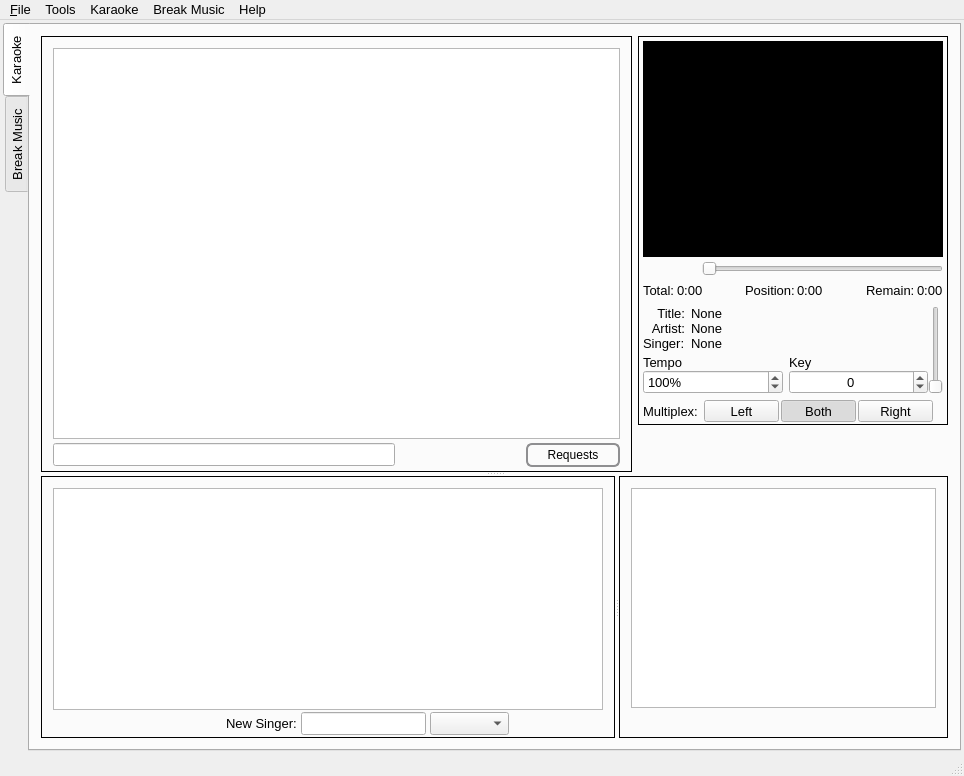
First picture: the form in OpenKJ/mainwindow.ui, repository OpenKJ/OpenKJ, before the edit.
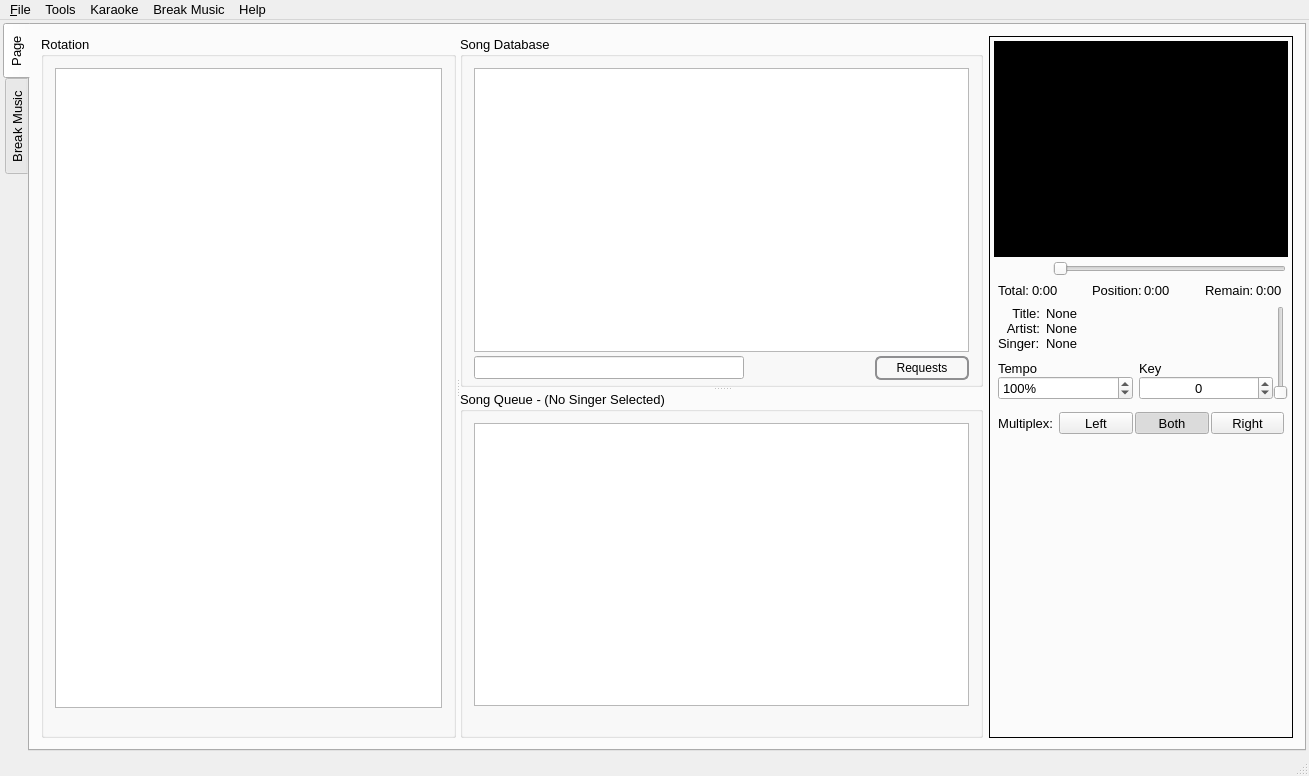
Second picture: the form after the edit. Icons and pictures are not drawn. Custom widgets are drawn as their Qt base class.

Commit message: New UI layout & Fix current singer text color on dark theme

```diff
--- a/OpenKJ/mainwindow.ui
+++ b/OpenKJ/mainwindow.ui
@@ -6,7 +6,7 @@
    <rect>
     <x>0</x>
     <y>0</y>
-    <width>964</width>
+    <width>1309</width>
     <height>776</height>
    </rect>
   </property>
@@ -29,7 +29,7 @@
     <normaloff>:/icons/Icons/okicon.svg</normaloff>:/icons/Icons/okicon.svg</iconset>
   </property>
   <widget class="QWidget" name="centralWidget">
-   <layout class="QVBoxLayout" name="verticalLayout_2">
+   <layout class="QHBoxLayout" name="horizontalLayout_23">
     <property name="leftMargin">
      <number>3</number>
     </property>
@@ -58,10 +58,188 @@
       </property>
       <widget class="QWidget" name="tabKaraoke">
        <attribute name="title">
-        <string>Karaoke</string>
+        <string>Page</string>
        </attribute>
-       <layout class="QVBoxLayout" name="verticalLayout_21">
+       <layout class="QHBoxLayout" name="horizontalLayout_24">
         <item>
+         <widget class="QSplitter" name="splitter_3">
+          <property name="sizePolicy">
+           <sizepolicy hsizetype="Expanding" vsizetype="Preferred">
+            <horstretch>0</horstretch>
+            <verstretch>0</verstretch>
+           </sizepolicy>
+          </property>
+          <property name="orientation">
+           <enum>Qt::Horizontal</enum>
+          </property>
+          <widget class="QGroupBox" name="rotgroupBox_2">
+           <property name="sizePolicy">
+            <sizepolicy hsizetype="Preferred" vsizetype="Expanding">
+             <horstretch>0</horstretch>
+             <verstretch>0</verstretch>
+            </sizepolicy>
+           </property>
+           <property name="title">
+            <string>Rotation</string>
+           </property>
+           <layout class="QVBoxLayout" name="verticalLayout_19">
+            <property name="spacing">
+             <number>2</number>
+            </property>
+            <property name="bottomMargin">
+             <number>2</number>
+            </property>
+            <item>
+             <layout class="QHBoxLayout" name="horizontalLayout_19"/>
+            </item>
+            <item>
+             <widget class="QTableView" name="tableViewRotation">
+              <property name="contextMenuPolicy">
+               <enum>Qt::CustomContextMenu</enum>
+              </property>
+              <property name="editTriggers">
+               <set>QAbstractItemView::NoEditTriggers</set>
+              </property>
+              <property name="dragEnabled">
+               <bool>true</bool>
+              </property>
+              <property name="dragDropOverwriteMode">
+               <bool>false</bool>
+              </property>
+              <property name="dragDropMode">
+               <enum>QAbstractItemView::DragDrop</enum>
+              </property>
+              <property name="defaultDropAction">
+               <enum>Qt::MoveAction</enum>
+              </property>
+              <property name="alternatingRowColors">
+               <bool>true</bool>
+              </property>
+              <property name="selectionMode">
+               <enum>QAbstractItemView::SingleSelection</enum>
+              </property>
+              <property name="selectionBehavior">
+               <enum>QAbstractItemView::SelectRows</enum>
+              </property>
+              <attribute name="horizontalHeaderCascadingSectionResizes">
+               <bool>true</bool>
+              </attribute>
+              <attribute name="horizontalHeaderShowSortIndicator" stdset="0">
+               <bool>false</bool>
+              </attribute>
+              <attribute name="horizontalHeaderStretchLastSection">
+               <bool>true</bool>
+              </attribute>
+              <attribute name="verticalHeaderVisible">
+               <bool>false</bool>
+              </attribute>
+             </widget>
+            </item>
+            <item>
+             <widget class="QFrame" name="frame_9">
+              <property name="frameShape">
+               <enum>QFrame::NoFrame</enum>
+              </property>
+              <property name="frameShadow">
+               <enum>QFrame::Raised</enum>
+              </property>
+              <layout class="QHBoxLayout" name="horizontalLayout_21">
+               <property name="spacing">
+                <number>4</number>
+               </property>
+               <property name="leftMargin">
+                <number>0</number>
+               </property>
+               <property name="topMargin">
+                <number>0</number>
+               </property>
+               <property name="rightMargin">
+                <number>0</number>
+               </property>
+               <property name="bottomMargin">
+                <number>0</number>
+               </property>
+               <item>
+                <widget class="QPushButton" name="buttonClearRotation">
+                 <property name="focusPolicy">
+                  <enum>Qt::NoFocus</enum>
+                 </property>
+                 <property name="text">
+                  <string/>
+                 </property>
+                 <property name="icon">
+                  <iconset resource="resources.qrc">
+                   <normaloff>:/icons/Icons/edit-clear.png</normaloff>:/icons/Icons/edit-clear.png</iconset>
+                 </property>
+                 <property name="iconSize">
+                  <size>
+                   <width>22</width>
+                   <height>22</height>
+                  </size>
+                 </property>
+                 <property name="flat">
+                  <bool>true</bool>
+                 </property>
+                </widget>
+               </item>
+               <item>
+                <spacer name="horizontalSpacer_9">
+                 <property name="orientation">
+                  <enum>Qt::Horizontal</enum>
+                 </property>
+                 <property name="sizeHint" stdset="0">
+                  <size>
+                   <width>40</width>
+                   <height>20</height>
+                  </size>
+                 </property>
+                </spacer>
+               </item>
+               <item>
+                <widget class="QPushButton" name="buttonAddSinger">
+                 <property name="text">
+                  <string/>
+                 </property>
+                 <property name="icon">
+                  <iconset resource="resources.qrc">
+                   <normaloff>:/icons/Icons/list-add-user.png</normaloff>:/icons/Icons/list-add-user.png</iconset>
+                 </property>
+                 <property name="iconSize">
+                  <size>
+                   <width>22</width>
+                   <height>22</height>
+                  </size>
+                 </property>
+                 <property name="flat">
+                  <bool>true</bool>
+                 </property>
+                </widget>
+               </item>
+               <item>
+                <widget class="QPushButton" name="buttonRegulars">
+                 <property name="text">
+                  <string/>
+                 </property>
+                 <property name="icon">
+                  <iconset resource="resources.qrc">
+                   <normaloff>:/icons/Icons/emblem-favorite.png</normaloff>:/icons/Icons/emblem-favorite.png</iconset>
+                 </property>
+                 <property name="iconSize">
+                  <size>
+                   <width>22</width>
+                   <height>22</height>
+                  </size>
+                 </property>
+                 <property name="flat">
+                  <bool>true</bool>
+                 </property>
+                </widget>
+               </item>
+              </layout>
+             </widget>
+            </item>
+           </layout>
+          </widget>
          <widget class="QSplitter" name="splitter">
           <property name="orientation">
            <enum>Qt::Vertical</enum>
@@ -96,15 +274,15 @@
              <number>0</number>
             </property>
             <item>
-             <widget class="QFrame" name="dbframe_2">
+              <widget class="QGroupBox" name="dbgroupBox_2">
               <property name="sizePolicy">
                <sizepolicy hsizetype="Expanding" vsizetype="Preferred">
                 <horstretch>0</horstretch>
                 <verstretch>0</verstretch>
                </sizepolicy>
               </property>
-              <property name="frameShape">
-               <enum>QFrame::Box</enum>
+               <property name="title">
+                <string>Song Database</string>
               </property>
               <layout class="QVBoxLayout" name="verticalLayout_12">
                <property name="spacing">
@@ -241,61 +419,175 @@
               </layout>
              </widget>
             </item>
+            </layout>
+           </widget>
+           <widget class="QFrame" name="frame_8">
+            <property name="frameShape">
+             <enum>QFrame::NoFrame</enum>
+            </property>
+            <property name="frameShadow">
+             <enum>QFrame::Plain</enum>
+            </property>
+            <layout class="QGridLayout" name="gridLayout_3">
+             <property name="leftMargin">
+              <number>0</number>
+             </property>
+             <property name="topMargin">
+              <number>0</number>
+             </property>
+             <property name="rightMargin">
+              <number>0</number>
+             </property>
+             <property name="bottomMargin">
+              <number>0</number>
+             </property>
+             <item row="0" column="0">
+              <widget class="QSplitter" name="splitter_2">
+               <property name="orientation">
+                <enum>Qt::Horizontal</enum>
+               </property>
+               <widget class="QGroupBox" name="gbxQueue">
+                <property name="title">
+                 <string>Song Queue - (No Singer Selected)</string>
+                </property>
+                <layout class="QVBoxLayout" name="verticalLayout_20">
+                 <property name="spacing">
+                  <number>2</number>
+                 </property>
+                 <property name="bottomMargin">
+                  <number>4</number>
+                 </property>
             <item>
-             <widget class="QFrame" name="frame_7">
+                  <widget class="QTableView" name="tableViewQueue">
+                   <property name="contextMenuPolicy">
+                    <enum>Qt::CustomContextMenu</enum>
+                   </property>
+                   <property name="midLineWidth">
+                    <number>0</number>
+                   </property>
+                   <property name="editTriggers">
+                    <set>QAbstractItemView::NoEditTriggers</set>
+                   </property>
+                   <property name="dragEnabled">
+                    <bool>true</bool>
+                   </property>
+                   <property name="dragDropMode">
+                    <enum>QAbstractItemView::DragDrop</enum>
+                   </property>
+                   <property name="defaultDropAction">
+                    <enum>Qt::MoveAction</enum>
+                   </property>
+                   <property name="alternatingRowColors">
+                    <bool>true</bool>
+                   </property>
+                   <property name="selectionMode">
+                    <enum>QAbstractItemView::ExtendedSelection</enum>
+                   </property>
+                   <property name="selectionBehavior">
+                    <enum>QAbstractItemView::SelectRows</enum>
+                   </property>
+                   <property name="sortingEnabled">
+                    <bool>true</bool>
+                   </property>
+                   <attribute name="horizontalHeaderCascadingSectionResizes">
+                    <bool>true</bool>
+                   </attribute>
+                   <attribute name="horizontalHeaderHighlightSections">
+                    <bool>true</bool>
+                   </attribute>
+                   <attribute name="horizontalHeaderShowSortIndicator" stdset="0">
+                    <bool>false</bool>
+                   </attribute>
+                   <attribute name="horizontalHeaderStretchLastSection">
+                    <bool>true</bool>
+                   </attribute>
+                   <attribute name="verticalHeaderVisible">
+                    <bool>false</bool>
+                   </attribute>
+                  </widget>
+                 </item>
+                 <item>
+                  <widget class="QFrame" name="frame_10">
+                   <property name="frameShape">
+                    <enum>QFrame::NoFrame</enum>
+                   </property>
+                   <property name="frameShadow">
+                    <enum>QFrame::Raised</enum>
+                   </property>
+                   <layout class="QHBoxLayout" name="horizontalLayout_22">
+                    <property name="leftMargin">
+                     <number>0</number>
+                    </property>
+                    <property name="topMargin">
+                     <number>0</number>
+                    </property>
+                    <property name="rightMargin">
+                     <number>0</number>
+                    </property>
+                    <property name="bottomMargin">
+                     <number>0</number>
+                    </property>
+                    <item>
+                     <widget class="QPushButton" name="buttonClearQueue">
+                      <property name="focusPolicy">
+                       <enum>Qt::NoFocus</enum>
+                      </property>
+                      <property name="text">
+                       <string/>
+                      </property>
+                      <property name="icon">
+                       <iconset resource="resources.qrc">
+                        <normaloff>:/icons/Icons/edit-clear.png</normaloff>:/icons/Icons/edit-clear.png</iconset>
+                      </property>
+                      <property name="iconSize">
+                       <size>
+                        <width>22</width>
+                        <height>22</height>
+                       </size>
+                      </property>
+                      <property name="flat">
+                       <bool>true</bool>
+                      </property>
+                     </widget>
+                    </item>
+                    <item>
+                     <spacer name="horizontalSpacer_10">
+                      <property name="orientation">
+                       <enum>Qt::Horizontal</enum>
+                      </property>
+                      <property name="sizeHint" stdset="0">
+                       <size>
+                        <width>40</width>
+                        <height>20</height>
+                       </size>
+                      </property>
+                     </spacer>
+                    </item>
+                   </layout>
+                  </widget>
+                 </item>
+                </layout>
+               </widget>
+              </widget>
+             </item>
+            </layout>
+           </widget>
+          </widget>
+         </widget>
+        </item>
+        <item>
+         <widget class="QFrame" name="mediaFrame">
               <property name="sizePolicy">
-               <sizepolicy hsizetype="Fixed" vsizetype="Minimum">
+           <sizepolicy hsizetype="Fixed" vsizetype="Expanding">
                 <horstretch>0</horstretch>
                 <verstretch>0</verstretch>
                </sizepolicy>
               </property>
-              <property name="minimumSize">
-               <size>
-                <width>310</width>
-                <height>0</height>
-               </size>
-              </property>
               <property name="maximumSize">
                <size>
-                <width>305</width>
+            <width>304</width>
                 <height>16777215</height>
                </size>
-              </property>
-              <property name="baseSize">
-               <size>
-                <width>305</width>
-                <height>0</height>
-               </size>
-              </property>
-              <property name="frameShape">
-               <enum>QFrame::NoFrame</enum>
-              </property>
-              <property name="frameShadow">
-               <enum>QFrame::Raised</enum>
-              </property>
-              <layout class="QVBoxLayout" name="verticalLayout_13">
-               <property name="spacing">
-                <number>0</number>
-               </property>
-               <property name="leftMargin">
-                <number>0</number>
-               </property>
-               <property name="topMargin">
-                <number>0</number>
-               </property>
-               <property name="rightMargin">
-                <number>0</number>
-               </property>
-               <property name="bottomMargin">
-                <number>0</number>
-               </property>
-               <item>
-                <widget class="QFrame" name="mediaFrame_2">
-                 <property name="sizePolicy">
-                  <sizepolicy hsizetype="Minimum" vsizetype="Minimum">
-                   <horstretch>0</horstretch>
-                   <verstretch>0</verstretch>
-                  </sizepolicy>
                  </property>
                  <property name="frameShape">
                   <enum>QFrame::Box</enum>
@@ -347,7 +639,7 @@
                       <number>0</number>
                      </property>
                      <property name="rightMargin">
-                      <number>0</number>
+               <number>2</number>
                      </property>
                      <property name="bottomMargin">
                       <number>0</number>
@@ -366,10 +658,10 @@
                          <height>216</height>
                         </size>
                        </property>
-                       <property name="maximumSize">
+                <property name="baseSize">
                         <size>
                          <width>300</width>
-                         <height>216</height>
+                  <height>168</height>
                         </size>
                        </property>
                        <property name="palette">
@@ -1038,11 +1330,14 @@
                      </item>
                      <item>
                       <layout class="QHBoxLayout" name="horizontalLayout_15">
+                <property name="leftMargin">
+                 <number>4</number>
+                </property>
                        <property name="topMargin">
                         <number>0</number>
                        </property>
                        <property name="rightMargin">
-                        <number>0</number>
+                 <number>4</number>
                        </property>
                        <item>
                         <layout class="QHBoxLayout" name="horizontalLayout_16">
@@ -1203,6 +1498,9 @@
                     <property name="spacing">
                      <number>0</number>
                     </property>
+             <property name="leftMargin">
+              <number>4</number>
+             </property>
                     <property name="topMargin">
                      <number>0</number>
                     </property>
@@ -1341,6 +1639,9 @@
                         </item>
                         <item>
                          <layout class="QGridLayout" name="gridLayout_2">
+                   <property name="topMargin">
+                    <number>6</number>
+                   </property>
                           <property name="rightMargin">
                            <number>0</number>
                           </property>
@@ -1452,17 +1753,29 @@
                   </item>
                   <item>
                    <layout class="QHBoxLayout" name="horizontalLayout">
+             <property name="leftMargin">
+              <number>4</number>
+             </property>
                     <property name="topMargin">
-                     <number>0</number>
+              <number>6</number>
                     </property>
                     <property name="rightMargin">
-                     <number>10</number>
+              <number>4</number>
                     </property>
                     <item>
                      <widget class="QLabel" name="label_4">
+               <property name="sizePolicy">
+                <sizepolicy hsizetype="Expanding" vsizetype="Preferred">
+                 <horstretch>0</horstretch>
+                 <verstretch>0</verstretch>
+                </sizepolicy>
+               </property>
                       <property name="text">
                        <string>Multiplex:</string>
                       </property>
+               <property name="alignment">
+                <set>Qt::AlignRight|Qt::AlignTrailing|Qt::AlignVCenter</set>
+               </property>
                      </widget>
                     </item>
                     <item>
@@ -1535,374 +1848,22 @@
                       </item>
                      </layout>
                     </item>
-                    <item>
-                     <spacer name="horizontalSpacer_4">
-                      <property name="orientation">
-                       <enum>Qt::Horizontal</enum>
-                      </property>
-                      <property name="sizeHint" stdset="0">
-                       <size>
-                        <width>40</width>
-                        <height>20</height>
-                       </size>
-                      </property>
-                     </spacer>
-                    </item>
-                   </layout>
-                  </item>
-                 </layout>
-                </widget>
-               </item>
+            </layout>
+           </item>
                <item>
-                <spacer name="verticalSpacer_6">
+            <spacer name="verticalSpacer">
                  <property name="orientation">
                   <enum>Qt::Vertical</enum>
                  </property>
-                 <property name="sizeType">
-                  <enum>QSizePolicy::Expanding</enum>
-                 </property>
                  <property name="sizeHint" stdset="0">
                   <size>
                    <width>20</width>
-                   <height>5</height>
+               <height>40</height>
                   </size>
                  </property>
                 </spacer>
                </item>
               </layout>
-             </widget>
-            </item>
-           </layout>
-          </widget>
-          <widget class="QFrame" name="frame_8">
-           <property name="frameShape">
-            <enum>QFrame::NoFrame</enum>
-           </property>
-           <property name="frameShadow">
-            <enum>QFrame::Plain</enum>
-           </property>
-           <layout class="QGridLayout" name="gridLayout_3">
-            <property name="leftMargin">
-             <number>0</number>
-            </property>
-            <property name="topMargin">
-             <number>0</number>
-            </property>
-            <property name="rightMargin">
-             <number>0</number>
-            </property>
-            <property name="bottomMargin">
-             <number>0</number>
-            </property>
-            <item row="0" column="0">
-             <widget class="QSplitter" name="splitter_2">
-              <property name="orientation">
-               <enum>Qt::Horizontal</enum>
-              </property>
-              <widget class="QFrame" name="rotframe_2">
-               <property name="sizePolicy">
-                <sizepolicy hsizetype="Preferred" vsizetype="Expanding">
-                 <horstretch>0</horstretch>
-                 <verstretch>0</verstretch>
-                </sizepolicy>
-               </property>
-               <property name="frameShape">
-                <enum>QFrame::Box</enum>
-               </property>
-               <layout class="QVBoxLayout" name="verticalLayout_19">
-                <property name="spacing">
-                 <number>2</number>
-                </property>
-                <property name="bottomMargin">
-                 <number>2</number>
-                </property>
-                <item>
-                 <widget class="QTableView" name="tableViewRotation">
-                  <property name="contextMenuPolicy">
-                   <enum>Qt::CustomContextMenu</enum>
-                  </property>
-                  <property name="editTriggers">
-                   <set>QAbstractItemView::NoEditTriggers</set>
-                  </property>
-                  <property name="dragEnabled">
-                   <bool>true</bool>
-                  </property>
-                  <property name="dragDropOverwriteMode">
-                   <bool>false</bool>
-                  </property>
-                  <property name="dragDropMode">
-                   <enum>QAbstractItemView::DragDrop</enum>
-                  </property>
-                  <property name="defaultDropAction">
-                   <enum>Qt::MoveAction</enum>
-                  </property>
-                  <property name="alternatingRowColors">
-                   <bool>true</bool>
-                  </property>
-                  <property name="selectionMode">
-                   <enum>QAbstractItemView::SingleSelection</enum>
-                  </property>
-                  <property name="selectionBehavior">
-                   <enum>QAbstractItemView::SelectRows</enum>
-                  </property>
-                  <attribute name="horizontalHeaderCascadingSectionResizes">
-                   <bool>true</bool>
-                  </attribute>
-                  <attribute name="horizontalHeaderShowSortIndicator" stdset="0">
-                   <bool>false</bool>
-                  </attribute>
-                  <attribute name="horizontalHeaderStretchLastSection">
-                   <bool>true</bool>
-                  </attribute>
-                  <attribute name="verticalHeaderVisible">
-                   <bool>false</bool>
-                  </attribute>
-                 </widget>
-                </item>
-                <item>
-                 <widget class="QFrame" name="frame_9">
-                  <property name="frameShape">
-                   <enum>QFrame::NoFrame</enum>
-                  </property>
-                  <property name="frameShadow">
-                   <enum>QFrame::Raised</enum>
-                  </property>
-                  <layout class="QHBoxLayout" name="horizontalLayout_21">
-                   <property name="spacing">
-                    <number>4</number>
-                   </property>
-                   <property name="leftMargin">
-                    <number>0</number>
-                   </property>
-                   <property name="topMargin">
-                    <number>0</number>
-                   </property>
-                   <property name="rightMargin">
-                    <number>0</number>
-                   </property>
-                   <property name="bottomMargin">
-                    <number>0</number>
-                   </property>
-                   <item>
-                    <widget class="QPushButton" name="buttonClearRotation">
-                     <property name="focusPolicy">
-                      <enum>Qt::NoFocus</enum>
-                     </property>
-                     <property name="text">
-                      <string/>
-                     </property>
-                     <property name="icon">
-                      <iconset resource="resources.qrc">
-                       <normaloff>:/icons/Icons/edit-clear.png</normaloff>:/icons/Icons/edit-clear.png</iconset>
-                     </property>
-                     <property name="iconSize">
-                      <size>
-                       <width>22</width>
-                       <height>22</height>
-                      </size>
-                     </property>
-                     <property name="flat">
-                      <bool>true</bool>
-                     </property>
-                    </widget>
-                   </item>
-                   <item>
-                    <spacer name="horizontalSpacer_9">
-                     <property name="orientation">
-                      <enum>Qt::Horizontal</enum>
-                     </property>
-                     <property name="sizeHint" stdset="0">
-                      <size>
-                       <width>40</width>
-                       <height>20</height>
-                      </size>
-                     </property>
-                    </spacer>
-                   </item>
-                   <item>
-                    <widget class="QLabel" name="label_2">
-                     <property name="text">
-                      <string>New Singer:</string>
-                     </property>
-                    </widget>
-                   </item>
-                   <item>
-                    <widget class="QLineEdit" name="editAddSinger"/>
-                   </item>
-                   <item>
-                    <widget class="QComboBox" name="cbxSingerAddPos"/>
-                   </item>
-                   <item>
-                    <widget class="QPushButton" name="buttonAddSinger">
-                     <property name="text">
-                      <string/>
-                     </property>
-                     <property name="icon">
-                      <iconset resource="resources.qrc">
-                       <normaloff>:/icons/Icons/list-add-user.png</normaloff>:/icons/Icons/list-add-user.png</iconset>
-                     </property>
-                     <property name="iconSize">
-                      <size>
-                       <width>22</width>
-                       <height>22</height>
-                      </size>
-                     </property>
-                     <property name="flat">
-                      <bool>true</bool>
-                     </property>
-                    </widget>
-                   </item>
-                   <item>
-                    <widget class="QPushButton" name="buttonRegulars">
-                     <property name="text">
-                      <string/>
-                     </property>
-                     <property name="icon">
-                      <iconset resource="resources.qrc">
-                       <normaloff>:/icons/Icons/emblem-favorite.png</normaloff>:/icons/Icons/emblem-favorite.png</iconset>
-                     </property>
-                     <property name="iconSize">
-                      <size>
-                       <width>22</width>
-                       <height>22</height>
-                      </size>
-                     </property>
-                     <property name="flat">
-                      <bool>true</bool>
-                     </property>
-                    </widget>
-                   </item>
-                  </layout>
-                 </widget>
-                </item>
-               </layout>
-              </widget>
-              <widget class="QFrame" name="qframe_2">
-               <property name="frameShape">
-                <enum>QFrame::Box</enum>
-               </property>
-               <layout class="QVBoxLayout" name="verticalLayout_20">
-                <property name="spacing">
-                 <number>2</number>
-                </property>
-                <property name="bottomMargin">
-                 <number>4</number>
-                </property>
-                <item>
-                 <widget class="QTableView" name="tableViewQueue">
-                  <property name="contextMenuPolicy">
-                   <enum>Qt::CustomContextMenu</enum>
-                  </property>
-                  <property name="midLineWidth">
-                   <number>0</number>
-                  </property>
-                  <property name="editTriggers">
-                   <set>QAbstractItemView::NoEditTriggers</set>
-                  </property>
-                  <property name="dragEnabled">
-                   <bool>true</bool>
-                  </property>
-                  <property name="dragDropMode">
-                   <enum>QAbstractItemView::DragDrop</enum>
-                  </property>
-                  <property name="defaultDropAction">
-                   <enum>Qt::MoveAction</enum>
-                  </property>
-                  <property name="alternatingRowColors">
-                   <bool>true</bool>
-                  </property>
-                  <property name="selectionMode">
-                   <enum>QAbstractItemView::ExtendedSelection</enum>
-                  </property>
-                  <property name="selectionBehavior">
-                   <enum>QAbstractItemView::SelectRows</enum>
-                  </property>
-                  <property name="sortingEnabled">
-                   <bool>true</bool>
-                  </property>
-                  <attribute name="horizontalHeaderCascadingSectionResizes">
-                   <bool>true</bool>
-                  </attribute>
-                  <attribute name="horizontalHeaderHighlightSections">
-                   <bool>true</bool>
-                  </attribute>
-                  <attribute name="horizontalHeaderShowSortIndicator" stdset="0">
-                   <bool>false</bool>
-                  </attribute>
-                  <attribute name="horizontalHeaderStretchLastSection">
-                   <bool>true</bool>
-                  </attribute>
-                  <attribute name="verticalHeaderVisible">
-                   <bool>false</bool>
-                  </attribute>
-                 </widget>
-                </item>
-                <item>
-                 <widget class="QFrame" name="frame_10">
-                  <property name="frameShape">
-                   <enum>QFrame::NoFrame</enum>
-                  </property>
-                  <property name="frameShadow">
-                   <enum>QFrame::Raised</enum>
-                  </property>
-                  <layout class="QHBoxLayout" name="horizontalLayout_22">
-                   <property name="leftMargin">
-                    <number>0</number>
-                   </property>
-                   <property name="topMargin">
-                    <number>0</number>
-                   </property>
-                   <property name="rightMargin">
-                    <number>0</number>
-                   </property>
-                   <property name="bottomMargin">
-                    <number>0</number>
-                   </property>
-                   <item>
-                    <widget class="QPushButton" name="buttonClearQueue">
-                     <property name="focusPolicy">
-                      <enum>Qt::NoFocus</enum>
-                     </property>
-                     <property name="text">
-                      <string/>
-                     </property>
-                     <property name="icon">
-                      <iconset resource="resources.qrc">
-                       <normaloff>:/icons/Icons/edit-clear.png</normaloff>:/icons/Icons/edit-clear.png</iconset>
-                     </property>
-                     <property name="iconSize">
-                      <size>
-                       <width>22</width>
-                       <height>22</height>
-                      </size>
-                     </property>
-                     <property name="flat">
-                      <bool>true</bool>
-                     </property>
-                    </widget>
-                   </item>
-                   <item>
-                    <spacer name="horizontalSpacer_10">
-                     <property name="orientation">
-                      <enum>Qt::Horizontal</enum>
-                     </property>
-                     <property name="sizeHint" stdset="0">
-                      <size>
-                       <width>40</width>
-                       <height>20</height>
-                      </size>
-                     </property>
-                    </spacer>
-                   </item>
-                  </layout>
-                 </widget>
-                </item>
-               </layout>
-              </widget>
-             </widget>
-            </item>
-           </layout>
-          </widget>
          </widget>
         </item>
        </layout>
@@ -2695,8 +2656,8 @@
     <rect>
      <x>0</x>
      <y>0</y>
-     <width>964</width>
-     <height>22</height>
+     <width>1309</width>
+     <height>25</height>
     </rect>
    </property>
    <widget class="QMenu" name="menuFile">
```
Lines whose indentation alone changed are shown as unchanged. The commit also changes 19 other files.
